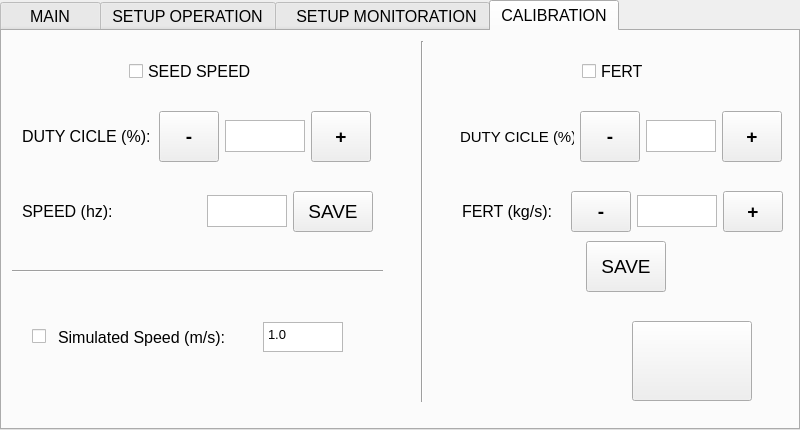
LabDig/SemeaPy5, file SourceCode/seeder_ui.ui: the form before one commit.
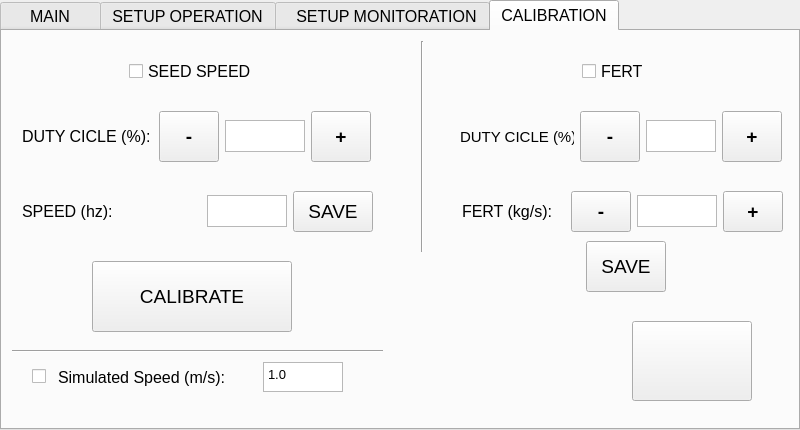
The form after the commit. The open tabs and pages were chosen to show the change. Icons and pictures are not drawn.

```diff
--- a/SourceCode/seeder_ui.ui
+++ b/SourceCode/seeder_ui.ui
@@ -2006,7 +2006,7 @@
     <property name="geometry">
      <rect>
       <x>10</x>
-      <y>230</y>
+      <y>310</y>
       <width>371</width>
       <height>21</height>
      </rect>
@@ -2019,7 +2019,7 @@
     <property name="geometry">
      <rect>
       <x>30</x>
-      <y>290</y>
+      <y>330</y>
       <width>311</width>
       <height>32</height>
      </rect>
@@ -2500,14 +2500,14 @@
       <x>400</x>
       <y>10</y>
       <width>41</width>
-      <height>361</height>
+      <height>211</height>
      </rect>
     </property>
     <property name="orientation">
      <enum>Qt::Vertical</enum>
     </property>
    </widget>
-   <widget class="QWidget" name="">
+   <widget class="QWidget" name="layoutWidget">
     <property name="geometry">
      <rect>
       <x>460</x>
@@ -2557,6 +2557,32 @@
      </item>
     </layout>
    </widget>
+   <widget class="QPushButton" name="cal_seed_fert">
+    <property name="geometry">
+     <rect>
+      <x>90</x>
+      <y>230</y>
+      <width>200</width>
+      <height>71</height>
+     </rect>
+    </property>
+    <property name="maximumSize">
+     <size>
+      <width>200</width>
+      <height>80</height>
+     </size>
+    </property>
+    <property name="font">
+     <font>
+      <pointsize>14</pointsize>
+      <weight>50</weight>
+      <bold>false</bold>
+     </font>
+    </property>
+    <property name="text">
+     <string>CALIBRATE</string>
+    </property>
+   </widget>
   </widget>
  </widget>
  <resources/>
```
Left out of the diff: 10 changed lines with no effect on the pictures.
